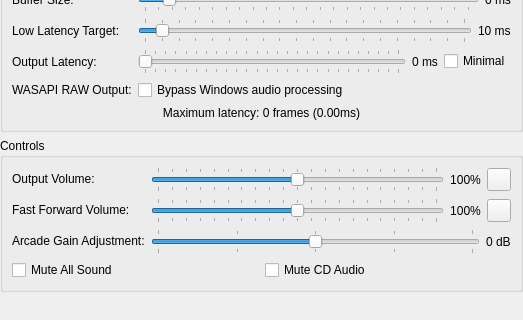
This is src/arcadeduck-qt/audiosettingswidget.ui in StillJC/ArcadeDuck as Qt 5 draws it before an edit; both pictures show x 0 to 523 and y 184 to 504 of the 523 by 504 pixel window. The edited form follows.
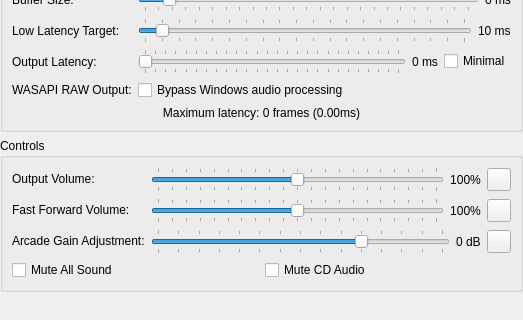
This is the edited form. Icons and pictures are not drawn.

Commit message: Expand arcade gain adjustment range

```diff
--- a/src/arcadeduck-qt/audiosettingswidget.ui
+++ b/src/arcadeduck-qt/audiosettingswidget.ui
@@ -400,10 +400,10 @@
         <item>
          <widget class="QSlider" name="arcadeCabinetGain">
           <property name="minimum">
-           <number>-6</number>
+           <number>-30</number>
           </property>
           <property name="maximum">
-           <number>6</number>
+           <number>12</number>
           </property>
           <property name="singleStep">
            <number>1</number>
@@ -432,6 +432,16 @@
           </property>
          </widget>
         </item>
+        <item>
+         <widget class="QToolButton" name="resetArcadeCabinetGain">
+          <property name="toolTip">
+           <string>Reset Arcade Gain</string>
+          </property>
+          <property name="icon">
+           <iconset theme="refresh-line"/>
+          </property>
+         </widget>
+        </item>
        </layout>
       </item>
       <item row="3" column="0" colspan="2">
```
The commit also changes 3 other files.
